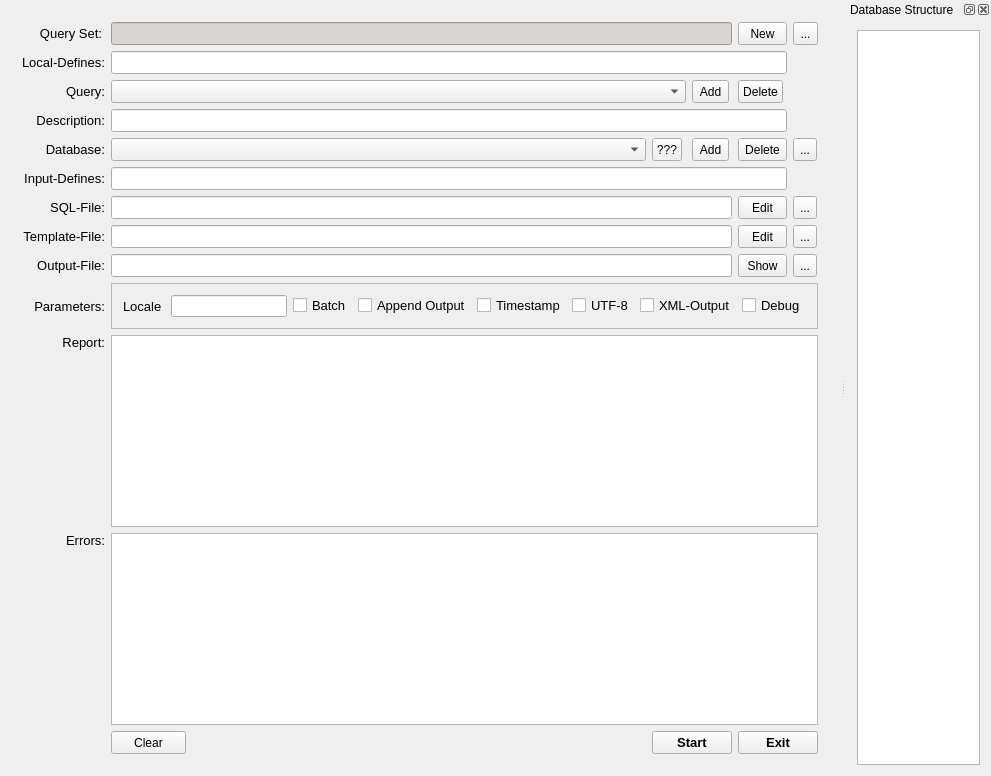
Before: the Qt Designer form SqlReport.ui in mosling/SQLReport, drawn with Qt 5.
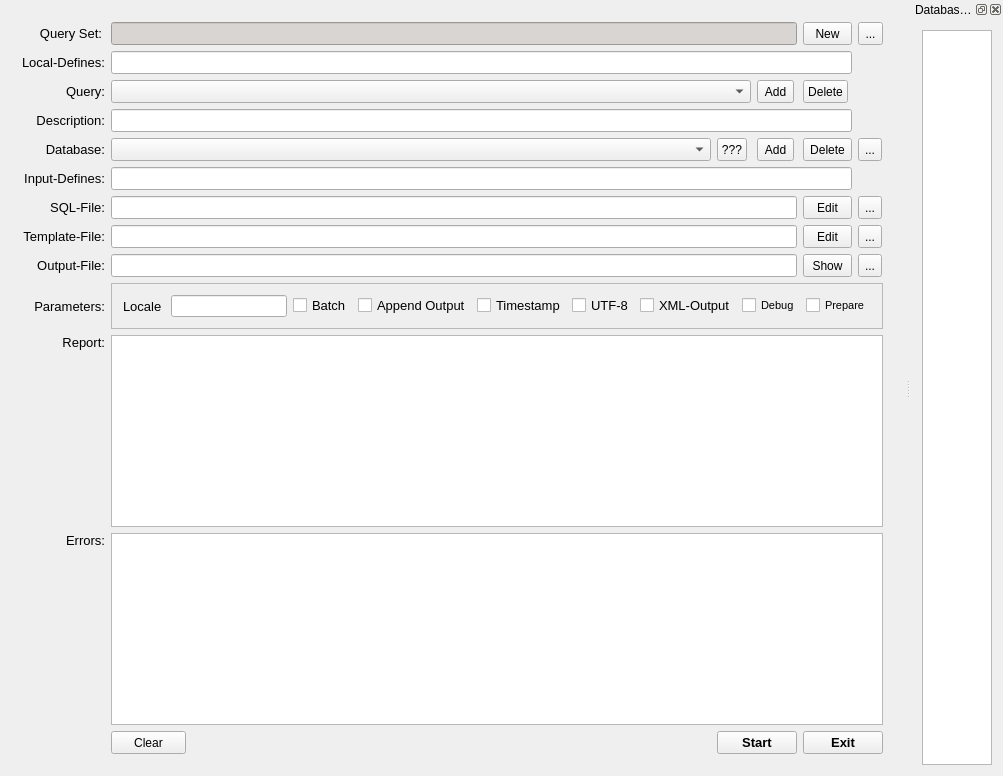
After: the same form once the commit is applied.

```diff
--- a/SqlReport.ui
+++ b/SqlReport.ui
@@ -602,7 +602,7 @@
             <property name="font">
              <font>
               <family>Tahoma</family>
-              <pointsize>10</pointsize>
+              <pointsize>8</pointsize>
              </font>
             </property>
             <property name="text">
@@ -610,6 +610,19 @@
             </property>
            </widget>
           </item>
+          <item>
+           <widget class="QCheckBox" name="checkBoxPrepare">
+            <property name="font">
+             <font>
+              <family>Tahoma</family>
+              <pointsize>8</pointsize>
+             </font>
+            </property>
+            <property name="text">
+             <string>Prepare</string>
+            </property>
+           </widget>
+          </item>
          </layout>
         </widget>
        </item>
```
